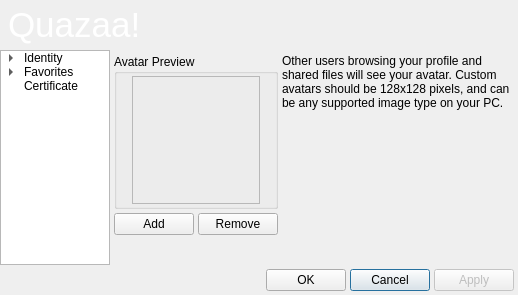
This is trunk/UI/dialogprofile.ui in c3c/quazaa as Qt 5 draws it before an edit. The edited form follows.
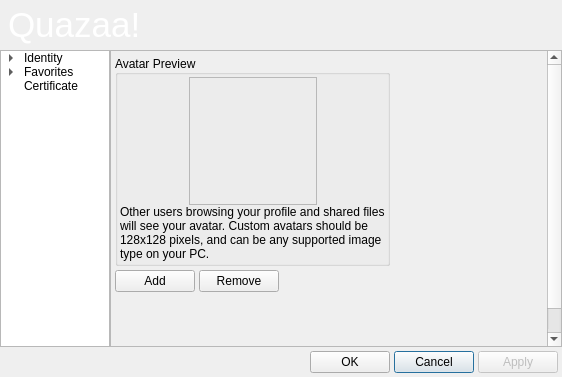
This is the edited form. The open tabs and pages were chosen to show the change. Icons and pictures are not drawn.

Commit message: Added a new setting to dialogprofile.ui. (still need to add it to quazaa settings)

```diff
--- a/trunk/UI/dialogprofile.ui
+++ b/trunk/UI/dialogprofile.ui
@@ -9,22 +9,10 @@
    <rect>
     <x>0</x>
     <y>0</y>
-    <width>518</width>
-    <height>295</height>
+    <width>562</width>
+    <height>377</height>
    </rect>
   </property>
-  <property name="minimumSize">
-   <size>
-    <width>518</width>
-    <height>295</height>
-   </size>
-  </property>
-  <property name="maximumSize">
-   <size>
-    <width>518</width>
-    <height>295</height>
-   </size>
-  </property>
   <property name="windowTitle">
    <string>Edit Profile</string>
   </property>
@@ -45,7 +33,7 @@
    <property name="spacing">
     <number>0</number>
    </property>
-   <item row="0" column="0" rowspan="2" colspan="2">
+   <item row="0" column="0" rowspan="2" colspan="3">
     <widget class="QFrame" name="frameCommonHeader">
      <property name="minimumSize">
       <size>
@@ -109,16 +97,166 @@
      </layout>
     </widget>
    </item>
+   <item row="2" column="0">
+    <widget class="QTreeWidget" name="treeWidgetProfileNavigation">
+     <property name="sizePolicy">
+      <sizepolicy hsizetype="Preferred" vsizetype="MinimumExpanding">
+       <horstretch>0</horstretch>
+       <verstretch>0</verstretch>
+      </sizepolicy>
+     </property>
+     <property name="minimumSize">
+      <size>
+       <width>110</width>
+       <height>0</height>
+      </size>
+     </property>
+     <property name="maximumSize">
+      <size>
+       <width>110</width>
+       <height>16777215</height>
+      </size>
+     </property>
+     <attribute name="headerVisible">
+      <bool>false</bool>
+     </attribute>
+     <column>
+      <property name="text">
+       <string>Profile</string>
+      </property>
+     </column>
+     <item>
+      <property name="text">
+       <string>Identity</string>
+      </property>
+      <item>
+       <property name="text">
+        <string>Contact</string>
+       </property>
+      </item>
+      <item>
+       <property name="text">
+        <string>Profile</string>
+       </property>
+      </item>
+      <item>
+       <property name="text">
+        <string>Bio</string>
+       </property>
+      </item>
+      <item>
+       <property name="text">
+        <string>Avatar</string>
+       </property>
+      </item>
+     </item>
+     <item>
+      <property name="text">
+       <string>Favorites</string>
+      </property>
+      <item>
+       <property name="text">
+        <string>Files</string>
+       </property>
+      </item>
+     </item>
+     <item>
+      <property name="text">
+       <string>Certificate</string>
+      </property>
+     </item>
+    </widget>
+   </item>
+   <item row="3" column="0" colspan="3">
+    <layout class="QGridLayout" name="gridLayoutFooter">
+     <property name="margin">
+      <number>4</number>
+     </property>
+     <property name="spacing">
+      <number>4</number>
+     </property>
+     <item row="0" column="1">
+      <widget class="QPushButton" name="pushButtonOK">
+       <property name="text">
+        <string>OK</string>
+       </property>
+      </widget>
+     </item>
+     <item row="0" column="2">
+      <widget class="QPushButton" name="pushButtonCancel">
+       <property name="text">
+        <string>Cancel</string>
+       </property>
+       <property name="default">
+        <bool>true</bool>
+       </property>
+      </widget>
+     </item>
+     <item row="0" column="3">
+      <widget class="QPushButton" name="pushButtonApply">
+       <property name="enabled">
+        <bool>false</bool>
+       </property>
+       <property name="text">
+        <string>Apply</string>
+       </property>
+      </widget>
+     </item>
+     <item row="0" column="0">
+      <spacer name="horizontalSpacerFooter">
+       <property name="orientation">
+        <enum>Qt::Horizontal</enum>
+       </property>
+       <property name="sizeType">
+        <enum>QSizePolicy::MinimumExpanding</enum>
+       </property>
+       <property name="sizeHint" stdset="0">
+        <size>
+         <width>40</width>
+         <height>20</height>
+        </size>
+       </property>
+      </spacer>
+     </item>
+    </layout>
+   </item>
    <item row="2" column="1">
+    <widget class="QScrollArea" name="scrollArea">
+     <property name="widgetResizable">
+      <bool>true</bool>
+     </property>
+     <widget class="QWidget" name="scrollAreaWidgetContents">
+      <property name="geometry">
+       <rect>
+        <x>0</x>
+        <y>0</y>
+        <width>433</width>
+        <height>394</height>
+       </rect>
+      </property>
+      <layout class="QVBoxLayout" name="verticalLayout">
+       <property name="spacing">
+        <number>0</number>
+       </property>
+       <property name="margin">
+        <number>0</number>
+       </property>
+       <item>
     <widget class="QStackedWidget" name="pagesProfile">
      <property name="sizePolicy">
-      <sizepolicy hsizetype="MinimumExpanding" vsizetype="Preferred">
+          <sizepolicy hsizetype="Preferred" vsizetype="Preferred">
        <horstretch>0</horstretch>
        <verstretch>0</verstretch>
       </sizepolicy>
      </property>
+         <property name="maximumSize">
+          <size>
+           <width>433</width>
+           <height>16777215</height>
+          </size>
+         </property>
      <property name="currentIndex">
-      <number>0</number>
+          <number>6</number>
      </property>
      <widget class="QWidget" name="pageIdentity">
       <layout class="QGridLayout" name="gridLayout_5">
@@ -128,14 +266,8 @@
        <property name="spacing">
         <number>4</number>
        </property>
-       <item row="0" column="0" colspan="3">
+           <item row="0" column="1" colspan="3">
         <widget class="QGroupBox" name="groupBoxName">
-         <property name="maximumSize">
-          <size>
-           <width>400</width>
-           <height>16777215</height>
-          </size>
-         </property>
          <property name="title">
           <string>Name</string>
          </property>
@@ -199,7 +331,7 @@
          </layout>
         </widget>
        </item>
-       <item row="1" column="0">
+           <item row="2" column="1">
         <layout class="QGridLayout" name="gridLayoutDetails">
          <item row="0" column="0">
           <widget class="QLabel" name="labelGender">
@@ -253,19 +385,49 @@
          </item>
         </layout>
        </item>
-       <item row="1" column="1">
+           <item row="2" column="2">
         <spacer name="horizontalSpacerIdentity">
          <property name="orientation">
           <enum>Qt::Horizontal</enum>
          </property>
          <property name="sizeHint" stdset="0">
           <size>
-           <width>40</width>
+               <width>0</width>
            <height>20</height>
           </size>
          </property>
         </spacer>
        </item>
+           <item row="1" column="1" colspan="3">
+            <widget class="QGroupBox" name="groupBox">
+             <property name="title">
+              <string>Nick Serv</string>
+             </property>
+             <layout class="QGridLayout" name="gridLayout_10">
+              <item row="0" column="0" colspan="2">
+               <widget class="QCheckBox" name="checkBoxNickRegistered">
+                <property name="text">
+                 <string>My Chat Nickname Is Registered</string>
+                </property>
+               </widget>
+              </item>
+              <item row="1" column="0">
+               <widget class="QLabel" name="label">
+                <property name="text">
+                 <string>Registration Password</string>
+                </property>
+               </widget>
+              </item>
+              <item row="1" column="1">
+               <widget class="QLineEdit" name="lineEditNickServPassword">
+                <property name="echoMode">
+                 <enum>QLineEdit::Password</enum>
+                </property>
+               </widget>
+              </item>
+             </layout>
+            </widget>
+           </item>
       </layout>
      </widget>
      <widget class="QWidget" name="pageContact">
@@ -387,6 +549,19 @@
          </layout>
         </widget>
        </item>
+           <item row="2" column="0">
+            <spacer name="verticalSpacer_6">
+             <property name="orientation">
+              <enum>Qt::Vertical</enum>
+             </property>
+             <property name="sizeHint" stdset="0">
+              <size>
+               <width>20</width>
+               <height>40</height>
+              </size>
+             </property>
+            </spacer>
+           </item>
       </layout>
      </widget>
      <widget class="QWidget" name="pageProfile">
@@ -399,12 +574,6 @@
        </property>
        <item row="0" column="2">
         <widget class="QGroupBox" name="groupBoxMapping">
-         <property name="maximumSize">
-          <size>
-           <width>200</width>
-           <height>16777215</height>
-          </size>
-         </property>
          <property name="title">
           <string>Mapping</string>
          </property>
@@ -435,17 +604,24 @@
           <item row="2" column="1">
            <widget class="QLineEdit" name="lineEditLonitude"/>
           </item>
+              <item row="3" column="0">
+               <spacer name="verticalSpacer">
+                <property name="orientation">
+                 <enum>Qt::Vertical</enum>
+                </property>
+                <property name="sizeHint" stdset="0">
+                 <size>
+                  <width>20</width>
+                  <height>0</height>
+                 </size>
+                </property>
+               </spacer>
+              </item>
          </layout>
         </widget>
        </item>
        <item row="1" column="0" colspan="3">
         <widget class="QGroupBox" name="groupBoxInterests">
-         <property name="maximumSize">
-          <size>
-           <width>400</width>
-           <height>16777215</height>
-          </size>
-         </property>
          <property name="title">
           <string>Interests</string>
          </property>
@@ -473,12 +649,6 @@
               <verstretch>0</verstretch>
              </sizepolicy>
             </property>
-            <property name="maximumSize">
-             <size>
-              <width>200</width>
-              <height>16777215</height>
-             </size>
-            </property>
            </widget>
           </item>
           <item row="0" column="1" rowspan="2">
@@ -522,12 +692,6 @@
               <verstretch>0</verstretch>
              </sizepolicy>
             </property>
-            <property name="maximumSize">
-             <size>
-              <width>200</width>
-              <height>16777215</height>
-             </size>
-            </property>
             <property name="sortingEnabled">
              <bool>true</bool>
             </property>
@@ -541,12 +705,6 @@
               <verstretch>0</verstretch>
              </sizepolicy>
             </property>
-            <property name="maximumSize">
-             <size>
-              <width>200</width>
-              <height>16777215</height>
-             </size>
-            </property>
             <property name="sortingEnabled">
              <bool>true</bool>
             </property>
@@ -557,12 +715,6 @@
        </item>
        <item row="0" column="1">
         <widget class="QGroupBox" name="groupBoxLocation">
-         <property name="maximumSize">
-          <size>
-           <width>200</width>
-           <height>16777215</height>
-          </size>
-         </property>
          <property name="title">
           <string>Location</string>
          </property>
@@ -603,6 +755,19 @@
           <item row="1" column="1">
            <widget class="QLineEdit" name="lineEditStateProvince"/>
           </item>
+              <item row="3" column="0">
+               <spacer name="verticalSpacer_2">
+                <property name="orientation">
+                 <enum>Qt::Vertical</enum>
+                </property>
+                <property name="sizeHint" stdset="0">
+                 <size>
+                  <width>20</width>
+                  <height>0</height>
+                 </size>
+                </property>
+               </spacer>
+              </item>
          </layout>
         </widget>
        </item>
@@ -624,7 +789,33 @@
         </widget>
        </item>
        <item row="1" column="0">
-        <widget class="QPlainTextEdit" name="plainTextEditBio"/>
+            <widget class="QPlainTextEdit" name="plainTextEditBio">
+             <property name="minimumSize">
+              <size>
+               <width>0</width>
+               <height>0</height>
+              </size>
+             </property>
+             <property name="maximumSize">
+              <size>
+               <width>16777215</width>
+               <height>200</height>
+              </size>
+             </property>
+            </widget>
+           </item>
+           <item row="2" column="0">
+            <spacer name="verticalSpacer_5">
+             <property name="orientation">
+              <enum>Qt::Vertical</enum>
+             </property>
+             <property name="sizeHint" stdset="0">
+              <size>
+               <width>20</width>
+               <height>40</height>
+              </size>
+             </property>
+            </spacer>
        </item>
       </layout>
      </widget>
@@ -636,81 +827,7 @@
        <property name="spacing">
         <number>4</number>
        </property>
-       <item row="0" column="0">
-        <widget class="QGroupBox" name="groupBoxAvatarPreview">
-         <property name="minimumSize">
-          <size>
-           <width>0</width>
-           <height>0</height>
-          </size>
-         </property>
-         <property name="maximumSize">
-          <size>
-           <width>200</width>
-           <height>16777215</height>
-          </size>
-         </property>
-         <property name="title">
-          <string>Avatar Preview</string>
-         </property>
-         <layout class="QGridLayout" name="gridLayout_19">
-          <property name="margin">
-           <number>2</number>
-          </property>
-          <property name="spacing">
-           <number>0</number>
-          </property>
-          <item row="0" column="0">
-           <widget class="QLabel" name="labelAvatarPreview">
-            <property name="sizePolicy">
-             <sizepolicy hsizetype="Preferred" vsizetype="Preferred">
-              <horstretch>0</horstretch>
-              <verstretch>0</verstretch>
-             </sizepolicy>
-            </property>
-            <property name="minimumSize">
-             <size>
-              <width>128</width>
-              <height>128</height>
-             </size>
-            </property>
-            <property name="maximumSize">
-             <size>
-              <width>128</width>
-              <height>128</height>
-             </size>
-            </property>
-            <property name="frameShape">
-             <enum>QFrame::StyledPanel</enum>
-            </property>
-            <property name="frameShadow">
-             <enum>QFrame::Sunken</enum>
-            </property>
-            <property name="text">
-             <string/>
-            </property>
-            <property name="scaledContents">
-             <bool>true</bool>
-            </property>
-           </widget>
-          </item>
-         </layout>
-        </widget>
-       </item>
-       <item row="0" column="1">
-        <widget class="QLabel" name="labelAvatarExplain">
-         <property name="text">
-          <string>Other users browsing your profile and shared files will see your avatar. Custom avatars should be 128x128 pixels, and can be any supported image type on your PC.</string>
-         </property>
-         <property name="alignment">
-          <set>Qt::AlignLeading|Qt::AlignLeft|Qt::AlignTop</set>
-         </property>
-         <property name="wordWrap">
-          <bool>true</bool>
-         </property>
-        </widget>
-       </item>
-       <item row="2" column="0">
+           <item row="4" column="0">
         <spacer name="verticalSpacerAvatar">
          <property name="orientation">
           <enum>Qt::Vertical</enum>
@@ -723,7 +840,7 @@
          </property>
         </spacer>
        </item>
-       <item row="1" column="0">
+           <item row="2" column="0">
         <layout class="QGridLayout" name="gridLayoutAvatarControls">
          <item row="0" column="0">
           <widget class="QPushButton" name="pushButtonAvatarAdd">
@@ -739,8 +856,134 @@
            </property>
           </widget>
          </item>
-        </layout>
-       </item>
+             <item row="0" column="2">
+              <spacer name="horizontalSpacer">
+               <property name="orientation">
+                <enum>Qt::Horizontal</enum>
+               </property>
+               <property name="sizeHint" stdset="0">
+                <size>
+                 <width>40</width>
+                 <height>20</height>
+                </size>
+               </property>
+              </spacer>
+             </item>
+            </layout>
+           </item>
+           <item row="1" column="0">
+            <widget class="QGroupBox" name="groupBoxAvatarPreview">
+             <property name="minimumSize">
+              <size>
+               <width>0</width>
+               <height>0</height>
+              </size>
+             </property>
+             <property name="title">
+              <string>Avatar Preview</string>
+             </property>
+             <property name="alignment">
+              <set>Qt::AlignLeading|Qt::AlignLeft|Qt::AlignVCenter</set>
+             </property>
+             <layout class="QGridLayout" name="gridLayout_19">
+              <property name="margin">
+               <number>2</number>
+              </property>
+              <property name="spacing">
+               <number>0</number>
+              </property>
+              <item row="2" column="0" colspan="3">
+               <widget class="QLabel" name="labelAvatarExplain">
+                <property name="text">
+                 <string>Other users browsing your profile and shared files will see your avatar. Custom avatars should be 128x128 pixels, and can be any supported image type on your PC.</string>
+                </property>
+                <property name="alignment">
+                 <set>Qt::AlignLeading|Qt::AlignLeft|Qt::AlignTop</set>
+                </property>
+                <property name="wordWrap">
+                 <bool>true</bool>
+                </property>
+               </widget>
+              </item>
+              <item row="1" column="1">
+               <widget class="QLabel" name="labelAvatarPreview">
+                <property name="sizePolicy">
+                 <sizepolicy hsizetype="Preferred" vsizetype="Preferred">
+                  <horstretch>0</horstretch>
+                  <verstretch>0</verstretch>
+                 </sizepolicy>
+                </property>
+                <property name="minimumSize">
+                 <size>
+                  <width>128</width>
+                  <height>128</height>
+                 </size>
+                </property>
+                <property name="maximumSize">
+                 <size>
+                  <width>128</width>
+                  <height>128</height>
+                 </size>
+                </property>
+                <property name="frameShape">
+                 <enum>QFrame::StyledPanel</enum>
+                </property>
+                <property name="frameShadow">
+                 <enum>QFrame::Sunken</enum>
+                </property>
+                <property name="text">
+                 <string/>
+                </property>
+                <property name="scaledContents">
+                 <bool>true</bool>
+                </property>
+                <property name="alignment">
+                 <set>Qt::AlignLeading|Qt::AlignLeft|Qt::AlignVCenter</set>
+                </property>
+               </widget>
+              </item>
+              <item row="1" column="0">
+               <spacer name="horizontalSpacer_3">
+                <property name="orientation">
+                 <enum>Qt::Horizontal</enum>
+                </property>
+                <property name="sizeHint" stdset="0">
+                 <size>
+                  <width>40</width>
+                  <height>20</height>
+                 </size>
+                </property>
+               </spacer>
+              </item>
+              <item row="1" column="2">
+               <spacer name="horizontalSpacer_4">
+                <property name="orientation">
+                 <enum>Qt::Horizontal</enum>
+                </property>
+                <property name="sizeHint" stdset="0">
+                 <size>
+                  <width>40</width>
+                  <height>20</height>
+                 </size>
+                </property>
+               </spacer>
+              </item>
+             </layout>
+            </widget>
+           </item>
+           <item row="1" column="1">
+            <spacer name="horizontalSpacer_2">
+             <property name="orientation">
+              <enum>Qt::Horizontal</enum>
+             </property>
+             <property name="sizeHint" stdset="0">
+              <size>
+               <width>40</width>
+               <height>20</height>
+              </size>
+             </property>
+            </spacer>
+           </item>
       </layout>
      </widget>
      <widget class="QWidget" name="pageFavorites">
@@ -755,8 +998,8 @@
         <widget class="QTreeWidget" name="treeWidgetFavorites">
          <property name="maximumSize">
           <size>
-           <width>400</width>
-           <height>16777215</height>
+               <width>16777215</width>
+               <height>170</height>
           </size>
          </property>
          <property name="rootIsDecorated">
@@ -845,6 +1088,19 @@
          </item>
         </layout>
        </item>
+           <item row="2" column="0">
+            <spacer name="verticalSpacer_4">
+             <property name="orientation">
+              <enum>Qt::Vertical</enum>
+             </property>
+             <property name="sizeHint" stdset="0">
+              <size>
+               <width>20</width>
+               <height>40</height>
+              </size>
+             </property>
+            </spacer>
+           </item>
       </layout>
      </widget>
      <widget class="QWidget" name="pageFavoriteFiles">
@@ -876,14 +1132,33 @@
        </item>
        <item row="2" column="0">
         <widget class="QListWidget" name="listWidgetFavoriteFiles">
+             <property name="sizePolicy">
+              <sizepolicy hsizetype="Expanding" vsizetype="Preferred">
+               <horstretch>0</horstretch>
+               <verstretch>0</verstretch>
+              </sizepolicy>
+             </property>
          <property name="maximumSize">
           <size>
-           <width>400</width>
-           <height>16777215</height>
+               <width>16777215</width>
+               <height>200</height>
           </size>
          </property>
         </widget>
        </item>
+           <item row="3" column="0">
+            <spacer name="verticalSpacer_3">
+             <property name="orientation">
+              <enum>Qt::Vertical</enum>
+             </property>
+             <property name="sizeHint" stdset="0">
+              <size>
+               <width>20</width>
+               <height>40</height>
+              </size>
+             </property>
+            </spacer>
+           </item>
       </layout>
      </widget>
      <widget class="QWidget" name="pageCertificate">
@@ -896,12 +1171,6 @@
        </property>
        <item row="1" column="0">
         <widget class="QGroupBox" name="groupBoxGUID">
-         <property name="maximumSize">
-          <size>
-           <width>400</width>
-           <height>16777215</height>
-          </size>
-         </property>
          <property name="title">
           <string>Globally Unique Identification Certificate</string>
          </property>
@@ -1013,128 +1282,9 @@
      </widget>
     </widget>
    </item>
-   <item row="2" column="0">
-    <widget class="QTreeWidget" name="treeWidgetProfileNavigation">
-     <property name="sizePolicy">
-      <sizepolicy hsizetype="Preferred" vsizetype="MinimumExpanding">
-       <horstretch>0</horstretch>
-       <verstretch>0</verstretch>
-      </sizepolicy>
-     </property>
-     <property name="minimumSize">
-      <size>
-       <width>110</width>
-       <height>0</height>
-      </size>
-     </property>
-     <property name="maximumSize">
-      <size>
-       <width>110</width>
-       <height>16777215</height>
-      </size>
-     </property>
-     <attribute name="headerVisible">
-      <bool>false</bool>
-     </attribute>
-     <column>
-      <property name="text">
-       <string>Profile</string>
-      </property>
-     </column>
-     <item>
-      <property name="text">
-       <string>Identity</string>
-      </property>
-      <item>
-       <property name="text">
-        <string>Contact</string>
-       </property>
-      </item>
-      <item>
-       <property name="text">
-        <string>Profile</string>
-       </property>
-      </item>
-      <item>
-       <property name="text">
-        <string>Bio</string>
-       </property>
-      </item>
-      <item>
-       <property name="text">
-        <string>Avatar</string>
-       </property>
-      </item>
-     </item>
-     <item>
-      <property name="text">
-       <string>Favorites</string>
-      </property>
-      <item>
-       <property name="text">
-        <string>Files</string>
-       </property>
-      </item>
-     </item>
-     <item>
-      <property name="text">
-       <string>Certificate</string>
-      </property>
-     </item>
-    </widget>
-   </item>
-   <item row="3" column="0" colspan="2">
-    <layout class="QGridLayout" name="gridLayoutFooter">
-     <property name="margin">
-      <number>4</number>
-     </property>
-     <property name="spacing">
-      <number>4</number>
-     </property>
-     <item row="0" column="1">
-      <widget class="QPushButton" name="pushButtonOK">
-       <property name="text">
-        <string>OK</string>
-       </property>
-      </widget>
-     </item>
-     <item row="0" column="2">
-      <widget class="QPushButton" name="pushButtonCancel">
-       <property name="text">
-        <string>Cancel</string>
-       </property>
-       <property name="default">
-        <bool>true</bool>
-       </property>
-      </widget>
-     </item>
-     <item row="0" column="3">
-      <widget class="QPushButton" name="pushButtonApply">
-       <property name="enabled">
-        <bool>false</bool>
-       </property>
-       <property name="text">
-        <string>Apply</string>
-       </property>
-      </widget>
-     </item>
-     <item row="0" column="0">
-      <spacer name="horizontalSpacerFooter">
-       <property name="orientation">
-        <enum>Qt::Horizontal</enum>
-       </property>
-       <property name="sizeType">
-        <enum>QSizePolicy::MinimumExpanding</enum>
-       </property>
-       <property name="sizeHint" stdset="0">
-        <size>
-         <width>40</width>
-         <height>20</height>
-        </size>
-       </property>
-      </spacer>
-     </item>
-    </layout>
+      </layout>
+     </widget>
+    </widget>
    </item>
   </layout>
  </widget>
```
Lines whose indentation alone changed are shown as unchanged. The commit also changes 1 other file.
